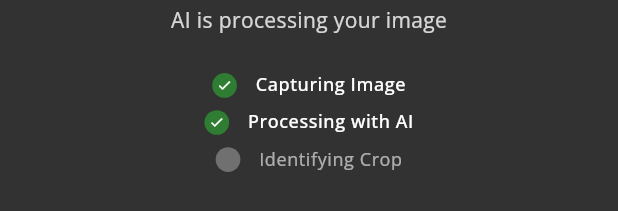
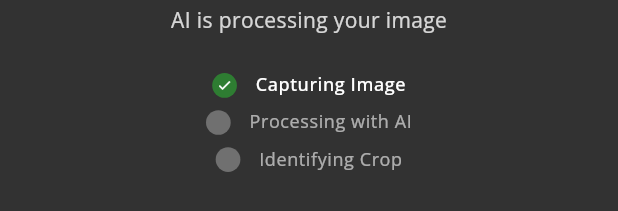
Before and after one commit to Ikwame91/cropscan, a Flutter app: the LoadingOverlayWidget widget shown alone on an empty page, opened directly, on a phone screen of 412 x 824 dp. Shown: the part 645-856 px from the top of the screen. Run offline on Flutter 3.47's test engine with Material 3 defaults, Android fonts, the phone set to English and light mode, and no system bars; our stand-ins replace cached_network_image, camera, connectivity_plus, flutter_svg, google_fonts, image_picker and 2 more; missing offline and left inert: tflite_flutter; network calls fail.

Commit message:
camera overlay

```diff
--- a/lib/presentation/crop_scanner_camera/widgets/loading_overlay_widget.dart
+++ b/lib/presentation/crop_scanner_camera/widgets/loading_overlay_widget.dart
@@ -1,10 +1,18 @@
 import 'package:flutter/material.dart';
 import 'package:sizer/sizer.dart';
+import 'dart:async';
 
 import '../../../core/app_export.dart';
 
 class LoadingOverlayWidget extends StatefulWidget {
-  const LoadingOverlayWidget({super.key});
+  final VoidCallback? onTimeout;
+  final int timeoutSeconds;
+
+  const LoadingOverlayWidget({
+    super.key,
+    this.onTimeout,
+    this.timeoutSeconds = 15, // 15 second timeout
+  });
 
   @override
   State<LoadingOverlayWidget> createState() => _LoadingOverlayWidgetState();
@@ -17,11 +25,27 @@ class _LoadingOverlayWidgetState extends State<LoadingOverlayWidget>
   late Animation<double> _spinAnimation;
   late Animation<double> _pulseAnimation;
 
+  Timer? _timeoutTimer;
+  Timer? _progressTimer;
+  int _currentStep = 0;
+  bool _hasTimedOut = false;
+
+  final List<String> _steps = [
+    'Capturing Image',
+    'Processing with AI',
+    'Identifying Crop',
+  ];
+
   @override
   void initState() {
     super.initState();
     _initializeAnimations();
     _startAnimations();
+    _startProgressTimer();
+    _startTimeoutTimer();
+
+    debugPrint(
+        "🔄 LoadingOverlay: Started with ${widget.timeoutSeconds}s timeout");
   }
 
   void _initializeAnimations() {
@@ -57,8 +81,43 @@ class _LoadingOverlayWidgetState extends State<LoadingOverlayWidget>
     _pulseController.repeat(reverse: true);
   }
 
+  void _startProgressTimer() {
+    _progressTimer = Timer.periodic(const Duration(seconds: 2), (timer) {
+      if (!mounted) {
+        timer.cancel();
+        return;
+      }
+
+      setState(() {
+        if (_currentStep < _steps.length - 1) {
+          _currentStep++;
+          debugPrint("🔄 LoadingOverlay: Progress step $_currentStep");
+        }
+      });
+    });
+  }
+
+  void _startTimeoutTimer() {
+    _timeoutTimer = Timer(Duration(seconds: widget.timeoutSeconds), () {
+      if (!mounted) return;
+
+      debugPrint(
+          "⏰ LoadingOverlay: Timeout reached after ${widget.timeoutSeconds}s");
+      setState(() {
+        _hasTimedOut = true;
+      });
+
+      if (widget.onTimeout != null) {
+        widget.onTimeout!();
+      }
+    });
+  }
+
   @override
   void dispose() {
+    debugPrint("🔄 LoadingOverlay: Disposing");
+    _timeoutTimer?.cancel();
+    _progressTimer?.cancel();
     _spinController.dispose();
     _pulseController.dispose();
     super.dispose();
@@ -73,6 +132,8 @@ class _LoadingOverlayWidgetState extends State<LoadingOverlayWidget>
           child: Column(
             mainAxisSize: MainAxisSize.min,
             children: [
+              if (!_hasTimedOut) ...[
+                // Normal loading animation
                 AnimatedBuilder(
                   animation:
                       Listenable.merge([_spinController, _pulseController]),
@@ -120,6 +181,54 @@ class _LoadingOverlayWidgetState extends State<LoadingOverlayWidget>
                 ),
                 SizedBox(height: 3.h),
                 _buildProgressSteps(),
+              ] else ...[
+                // Timeout UI
+                Container(
+                  width: 20.w,
+                  height: 20.w,
+                  decoration: BoxDecoration(
+                    shape: BoxShape.circle,
+                    color: Colors.red.withValues(alpha: 0.2),
+                    border: Border.all(
+                      color: Colors.red,
+                      width: 3,
+                    ),
+                  ),
+                  child: Center(
+                    child: CustomIconWidget(
+                      iconName: 'error_outline',
+                      color: Colors.red,
+                      size: 10.w,
+                    ),
+                  ),
+                ),
+                SizedBox(height: 4.h),
+                Text(
+                  'Processing Timeout',
+                  style: AppTheme.lightTheme.textTheme.titleLarge?.copyWith(
+                    color: Colors.red,
+                    fontWeight: FontWeight.w600,
+                  ),
+                ),
+                SizedBox(height: 1.h),
+                Text(
+                  'The AI took too long to process',
+                  style: AppTheme.lightTheme.textTheme.bodyMedium?.copyWith(
+                    color: Colors.white.withValues(alpha: 0.8),
+                  ),
+                ),
+                SizedBox(height: 3.h),
+                ElevatedButton(
+                  onPressed: () {
+                    Navigator.of(context).pop(); // Close the loading overlay
+                  },
+                  style: ElevatedButton.styleFrom(
+                    backgroundColor: Colors.red,
+                    foregroundColor: Colors.white,
+                  ),
+                  child: Text('Try Again'),
+                ),
+              ],
             ],
           ),
         ),
@@ -130,11 +239,11 @@ class _LoadingOverlayWidgetState extends State<LoadingOverlayWidget>
   Widget _buildProgressSteps() {
     return Column(
       children: [
-        _buildProgressStep('Capturing Image', true),
-        SizedBox(height: 1.h),
-        _buildProgressStep('Processing with AI', true),
-        SizedBox(height: 1.h),
-        _buildProgressStep('Identifying Crop', false),
+        for (int i = 0; i < _steps.length; i++)
+          Padding(
+            padding: EdgeInsets.only(bottom: i < _steps.length - 1 ? 1.h : 0),
+            child: _buildProgressStep(_steps[i], i <= _currentStep),
+          ),
       ],
     );
   }
```
Lines whose indentation alone changed are shown as unchanged.
